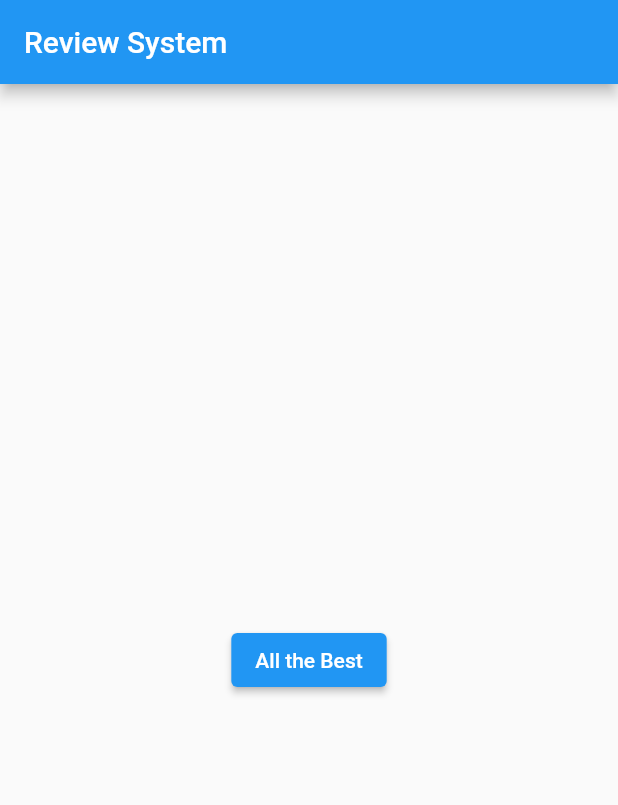
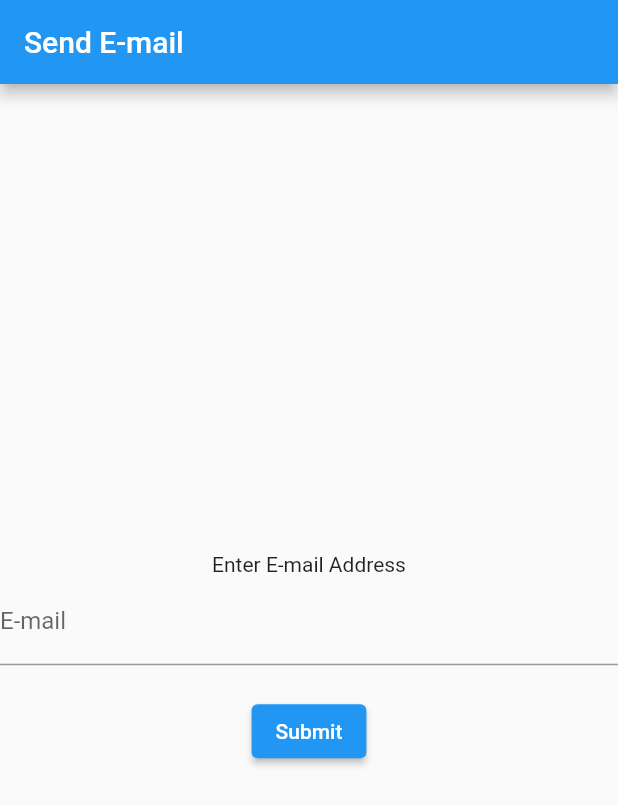
Before and after one commit to abpadamani/flutterinternship, a Flutter app: the screen it shows after launch, on a phone screen of 412 x 824 dp. Shown: the top 805 px of the screen. Run offline on Flutter 3.47's test engine with Material 2 defaults, Android fonts, the phone set to English and light mode, and no system bars.

Commit message:
Send data one screen to other sucessfully

```diff
--- a/lib/main.dart
+++ b/lib/main.dart
@@ -1,5 +1,6 @@
 import 'package:flutter/material.dart';
-import 'package:internship/snackbar/snackbar.dart';
+import 'package:internship/pass-retrive-data/page2.dart';
+import 'pass-retrive-data/page1.dart';
 
 void main(List<String> args) {
   runApp(MyApp());
@@ -11,7 +12,7 @@ class MyApp extends StatelessWidget {
   @override
   Widget build(BuildContext context) {
     return MaterialApp(
-      home: snackbar(),
+      home: Screen1(),
     );
   }
 }
--- /dev/null
+++ b/lib/pass-retrive-data/page1.dart
@@ -0,0 +1,39 @@
+import 'package:flutter/material.dart';
+import 'package:internship/pass-retrive-data/page2.dart';
+
+class Screen1 extends StatefulWidget {
+  const Screen1({Key? key}) : super(key: key);
+
+  @override
+  State<Screen1> createState() => _Screen1State();
+}
+
+class _Screen1State extends State<Screen1> {
+
+  late String value;
+  @override
+  Widget build(BuildContext context) {
+    return Scaffold(
+      appBar: AppBar(title: Text("Send E-mail")),
+      body: Column(
+        mainAxisAlignment: MainAxisAlignment.center,
+        children: <Widget>[
+          Text("Enter E-mail Address"),
+          TextField(
+            autofocus: false,
+            onChanged: (text){
+              value = text;
+            },
+            decoration: InputDecoration(
+                hintText: "E-mail Address", labelText: "E-mail",),
+            keyboardType: TextInputType.emailAddress,
+          ),
+          SizedBox(height: 20),
+          ElevatedButton(onPressed: () {
+            Navigator.of(context).push(MaterialPageRoute(builder: (context) => Screentwo(value : value)));
+          }, child: Text("Submit"))
+        ],
+      ),
+    );
+  }
+}
--- a/lib/snackbar/snackbar.dart
+++ /dev/null
@@ -1,36 +0,0 @@
-import 'package:flutter/material.dart';
-import 'package:internship/main.dart';
-
-class snackbar extends StatelessWidget {
-  const snackbar({Key? key}) : super(key: key);
-
-  @override
-  Widget build(BuildContext context) {
-    return Scaffold(
-      appBar: AppBar(
-        title: Text("Review System"),
-      ),
-      body: snackbarpage(),
-    );
-  }
-}
-
-class snackbarpage extends StatelessWidget {
-  const snackbarpage({Key? key}) : super(key: key);
-
-  @override
-  Widget build(BuildContext context) {
-    return Center(
-      child: ElevatedButton(
-        onPressed: () {
-          final snackbarr = SnackBar(
-            content: Text("Best Of Luck"),
-            action: SnackBarAction(label: 'Delete', onPressed: () {}),
-          );
-          Scaffold.of(context).showSnackBar(snackbarr);
-        },
-        child: Text("All the Best"),
-      ),
-    );
-  }
-}
```
Also changed, not shown: lib/pass-retrive-data/page2.dart (added, +18 -0 lines).
